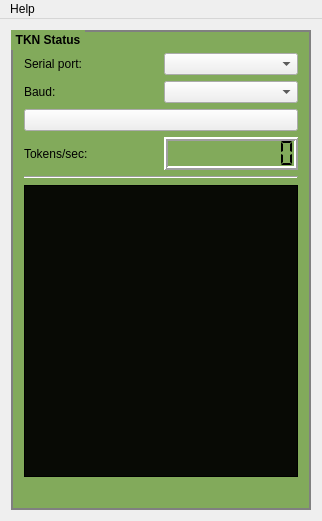
The window that PC/gui/TKN_Window.ui (chrispap/TKN) describes before a commit, drawn with Qt 5.
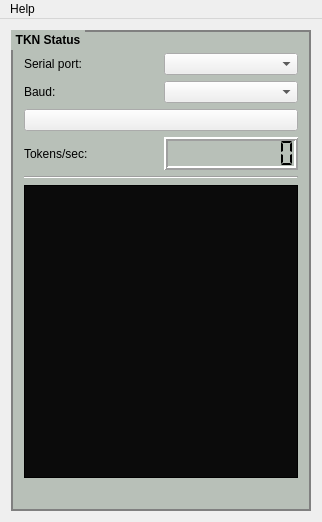
The same window after the commit. Icons and pictures are not drawn.

The edit to the form file:
```diff
--- a/PC/gui/TKN_Window.ui
+++ b/PC/gui/TKN_Window.ui
@@ -7,7 +7,7 @@
     <x>0</x>
     <y>0</y>
     <width>318</width>
-    <height>519</height>
+    <height>522</height>
    </rect>
   </property>
   <property name="windowTitle">
@@ -22,7 +22,7 @@
   </property>
   <property name="styleSheet">
    <string notr="true">QGroupBox { 
-    background-color:  rgba(100,150,50, 200);
+    background-color:  rgba(100,120,100, 100);
     border: 2px solid gray;
     padding: 10 0 0 0;
     font: bold;
```
Left out of the diff: 2 changed lines with no effect on the pictures.
